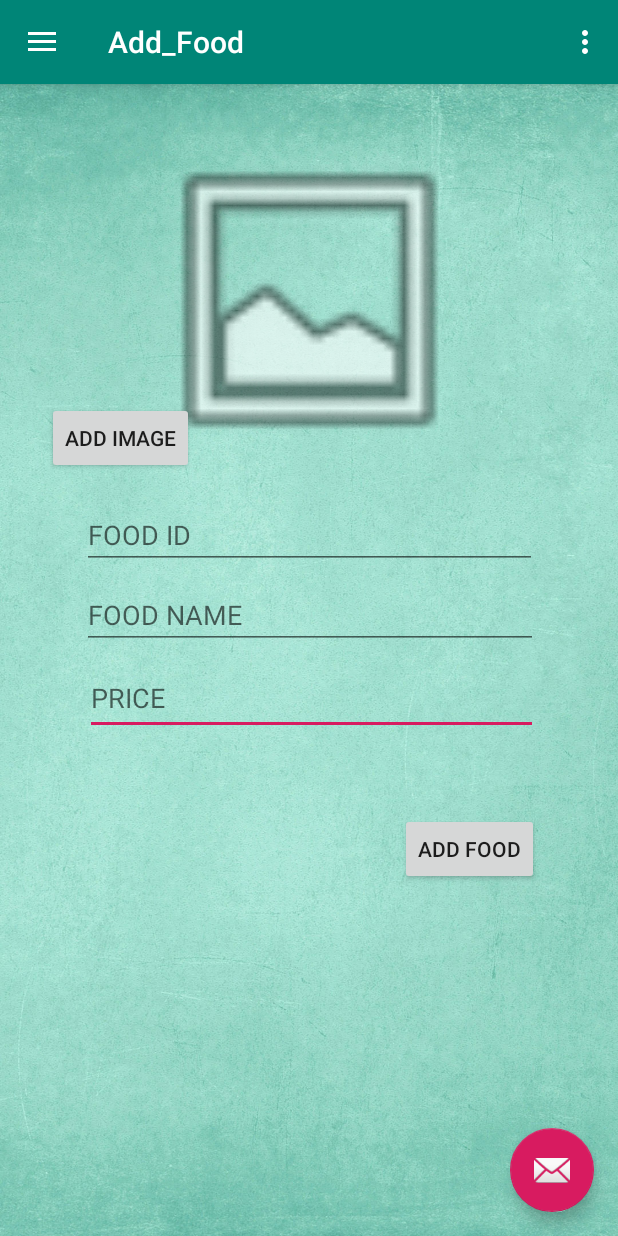
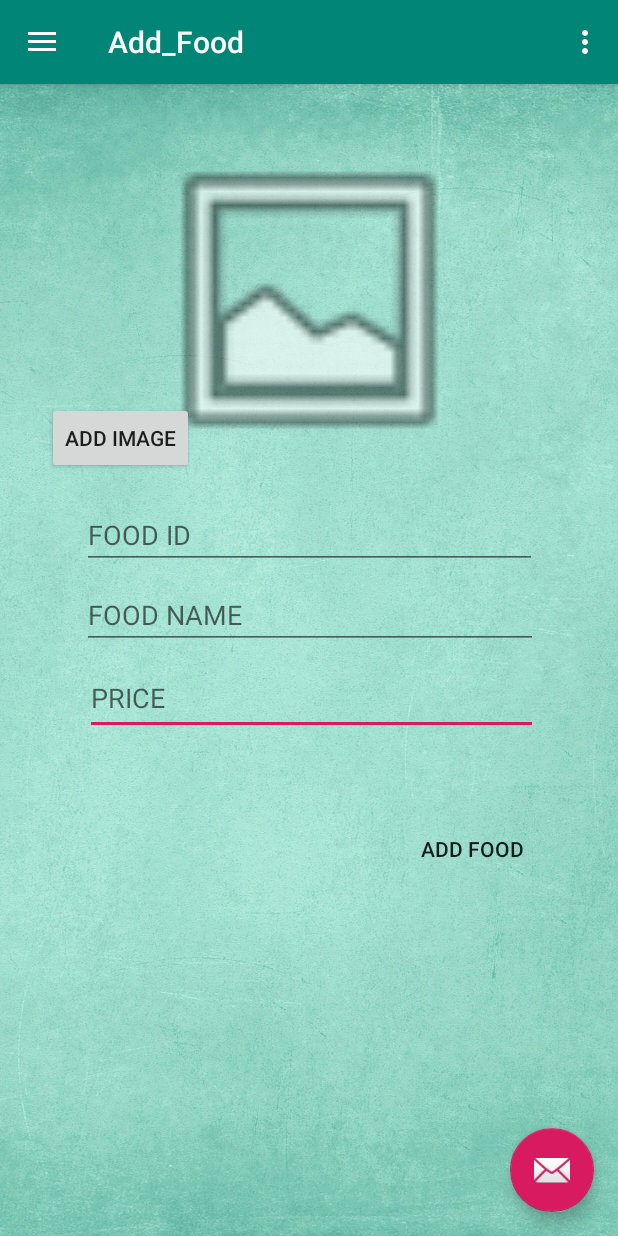
Before and after one commit to Chathura99124/MAD_FINAL_BESTPLACE, an Android app: the Add_Food screen opened directly, with no data from a screen before it, on a phone screen of 412 x 824 dp. Run offline under Robolectric (Android 15) with nearby library versions, the phone set to English and light mode, and no system bars.

Commit message:
final v1

```diff
--- a/app/src/main/res/layout/content_add__food.xml
+++ b/app/src/main/res/layout/content_add__food.xml
@@ -14,6 +14,7 @@
         android:layout_width="wrap_content"
         android:layout_height="wrap_content"
         android:layout_marginTop="52dp"
+        android:background="#0067D60D"
         android:text="Add Food"
         app:layout_constraintEnd_toEndOf="parent"
         app:layout_constraintHorizontal_bias="0.835"
```
